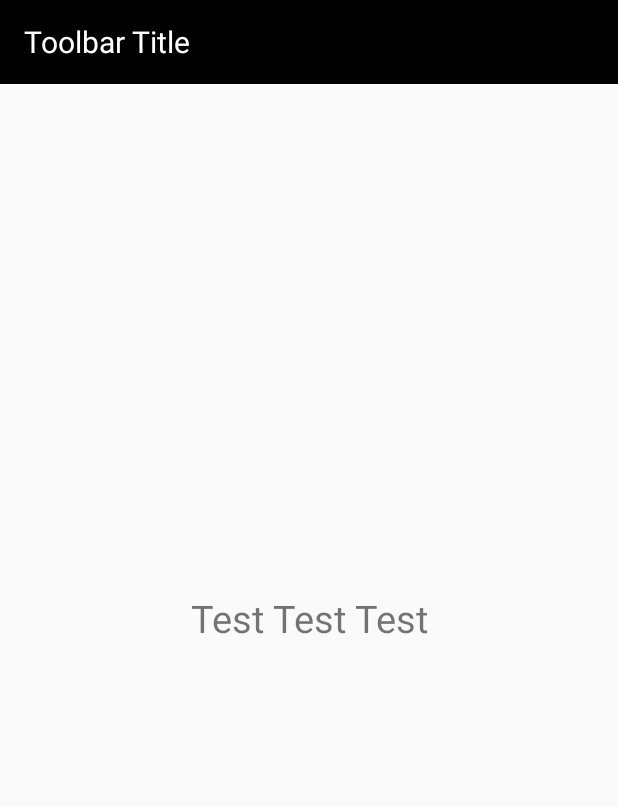
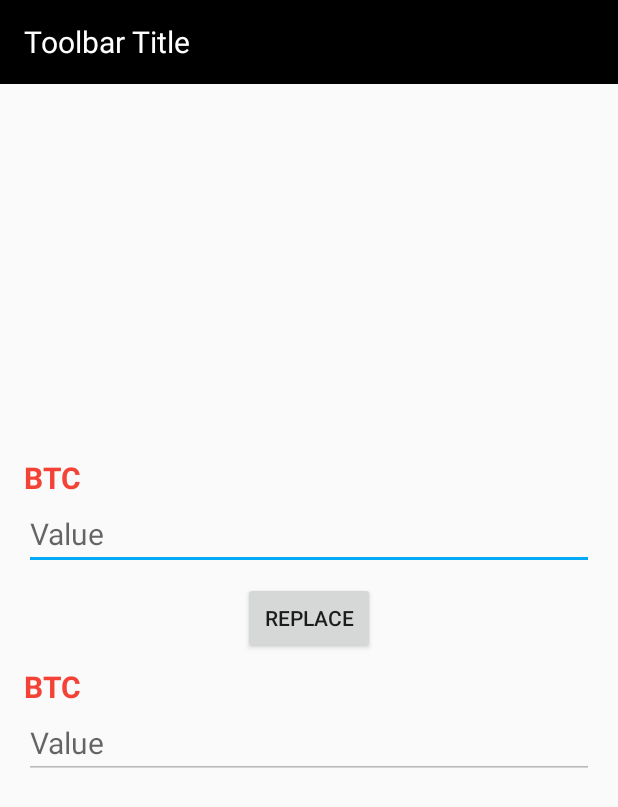
Before and after one commit to j7arsen/BlockChain, an Android app: the layout fragment_exchnage.xml on its own in the app's theme, with its tools: preview values and no code run, on a phone screen of 412 x 824 dp. Shown: the top 807 px of the screen. Run offline under Robolectric (Android 15) with nearby library versions, the phone set to English and light mode, and no system bars.

Commit message:
impolmented exchnage calculator

```diff
--- a/app/src/main/res/layout/fragment_exchnage.xml
+++ b/app/src/main/res/layout/fragment_exchnage.xml
@@ -7,11 +7,69 @@
         android:id="@+id/navigation_bar"
         layout="@layout/include_toolbar" />
 
-    <TextView
+   <!-- <TextView
         android:layout_width="match_parent"
         android:layout_height="match_parent"
         android:gravity="center"
         android:text="Test Test Test"
-        android:textSize="25sp"/>
+        android:textSize="25sp"/> -->
+
+    <LinearLayout
+        android:layout_width="match_parent"
+        android:layout_height="wrap_content"
+        android:layout_marginLeft="@dimen/activity_margin"
+        android:layout_marginRight="@dimen/activity_margin"
+        android:layout_centerInParent="true"
+        android:orientation="vertical">
+
+        <TextView
+            android:id="@+id/tv_source_ticker_name"
+            android:layout_width="match_parent"
+            android:layout_height="match_parent"
+            android:textColor="@color/colorPrimary"
+            android:text="@string/bitcoin_name"
+            android:textSize="@dimen/text_size_20"
+            android:textStyle="bold"/>
+
+        <EditText
+            android:id="@+id/et_enter_value"
+            android:layout_width="match_parent"
+            android:layout_height="wrap_content"
+            android:textSize="@dimen/text_size_20"
+            android:hint="@string/ticker_calculator_value"
+            android:inputType="number"
+            android:imeOptions="actionDone"/>
+
+        <Button
+            android:id="@+id/btn_ticker_swap"
+            android:layout_width="wrap_content"
+            android:layout_height="wrap_content"
+            android:layout_marginTop="@dimen/activity_margin_half"
+            android:layout_gravity="center_horizontal"
+            android:text="@string/replace"
+            android:textAllCaps="true"/>
+
+        <TextView
+            android:id="@+id/tv_target_ticker_name"
+            android:layout_width="match_parent"
+            android:layout_height="match_parent"
+            android:layout_marginTop="@dimen/activity_margin_half"
+            android:textColor="@color/colorPrimary"
+            android:text="@string/bitcoin_name"
+            android:textSize="@dimen/text_size_20"
+            android:textStyle="bold"/>
+
+        <EditText
+            android:id="@+id/et_convert_result"
+            android:layout_width="match_parent"
+            android:layout_height="wrap_content"
+            android:textSize="@dimen/text_size_20"
+            android:hint="@string/ticker_calculator_value"
+            android:clickable="false"
+            android:enabled="false"
+            android:inputType="number"/>
+
+
+    </LinearLayout>
 
 </RelativeLayout>
--- a/app/src/main/res/values/strings.xml
+++ b/app/src/main/res/values/strings.xml
@@ -15,5 +15,10 @@
     <string name="buy">buy</string>
 
     <string name="ticker_calculator_screen_title">Ticker Calculator</string>
+    <string name="ticker_calculator_value">Value</string>
+    <string name="bitcoin_name">BTC</string>
+    <string name="replace">Replace</string>
+
+    <string name="error_convert_data">Data convert error</string>
 
 </resources>
```
Also changed, not shown: app/src/main/java/blockchain/j7arsen/com/blockchain/ui/exchange/fragment/ExchangeFragment.java (+69 -0 lines), app/src/main/java/blockchain/j7arsen/com/blockchain/ui/exchange/fragment/ExchangePresenter.java (+45 -2 lines), app/src/main/java/blockchain/j7arsen/com/blockchain/ui/exchange/fragment/IExchangeView.java (+14 -0 lines).
